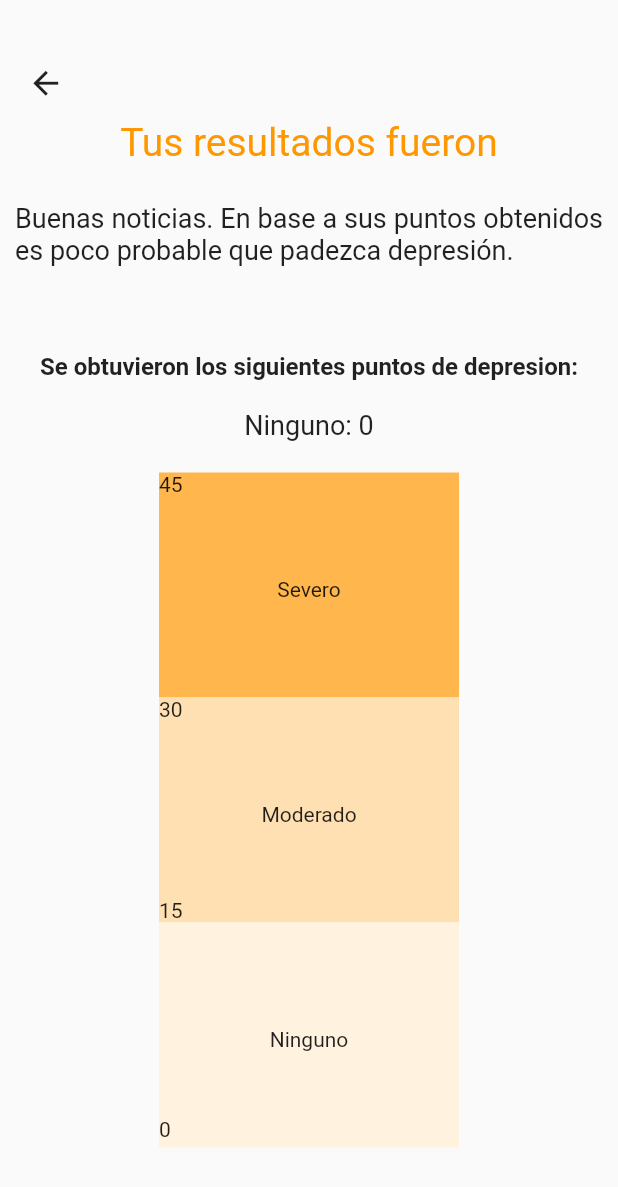
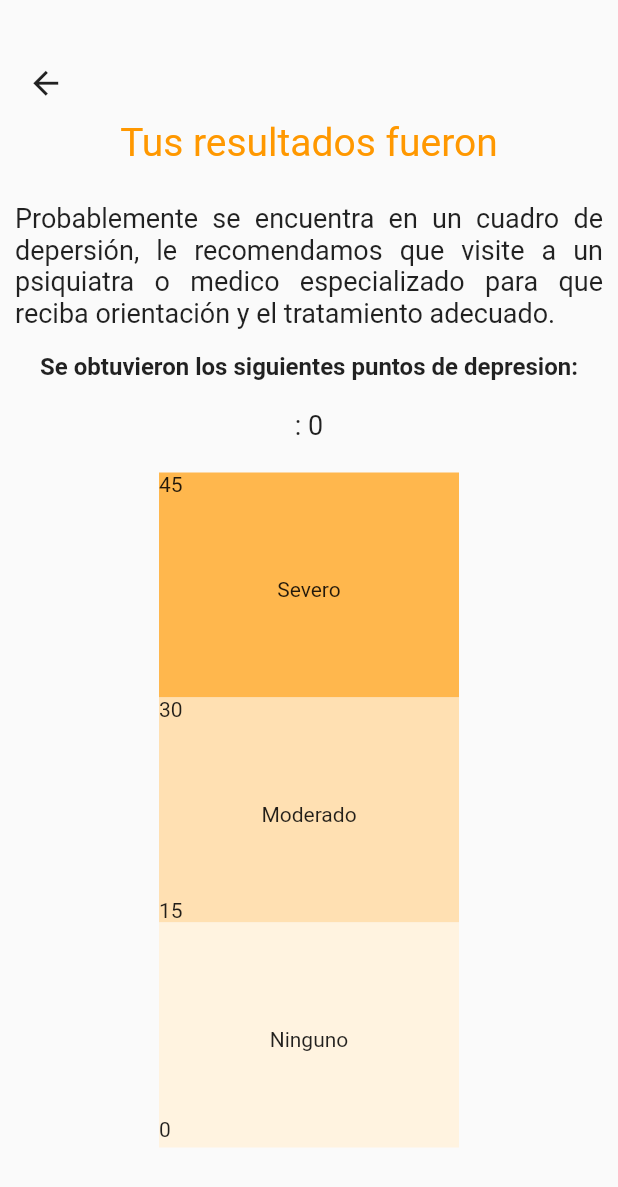
Before and after one commit to RammasEchor/cu-diagnostico-depresion, a Flutter app: the Resultados screen opened directly with empty values, on a phone screen of 412 x 824 dp. Shown: the top 1187 px of the screen. Run offline on Flutter 3.47's test engine with Material 2 defaults, Android fonts, the phone set to English and light mode, and no system bars; our stand-ins replace carousel_slider, cloud_firestore, firebase_core; accounts and stored records are empty.

Commit message:
Ahora se pueden visualizar las pruebas realizadas de un usuario usando un id de pruebas. Al momento de guardar una prueba, se realiza ahora en la clase iniciar_prueba_page.dart y se modifico el campo de la BD de 'tipo' a 'nivel'

```diff
--- a/lib/main.dart
+++ b/lib/main.dart
@@ -10,7 +10,6 @@ import 'package:diagnostico_depresion/pages/registro_page.dart';
 import 'package:diagnostico_depresion/pages/iniciar_sesion_page.dart';
 import 'package:diagnostico_depresion/pages/iniciar_prueba_page.dart';
 import 'package:diagnostico_depresion/pages/historial_pruebas_page.dart';
-
 
 void main() async {
   WidgetsFlutterBinding.ensureInitialized();
--- a/lib/pages/resultados_prueba_page.dart
+++ b/lib/pages/resultados_prueba_page.dart
@@ -1,20 +1,21 @@
 import 'package:flutter/cupertino.dart';
 import 'package:flutter/material.dart';
-import 'package:cloud_firestore/cloud_firestore.dart';
 
 class Resultados extends StatefulWidget{
   final int puntos;
-  Resultados(this.puntos);
+  final String nivel;
+
+  Resultados({
+    this.puntos,
+    this.nivel
+  });
 
   @override
   ResultadosState createState() => ResultadosState();
 
 }
 class ResultadosState extends State<Resultados>{
-  String _resultados;
-  String _tipo;
-
-  final databaseReference = FirebaseFirestore.instance;
+  String _mensaje;
 
   @override
   Widget build(BuildContext context){
@@ -57,7 +58,7 @@ class ResultadosState extends State<Resultados>{
             SizedBox(
               height: 90,
               child: Text(
-                _resultados,
+                _mensaje,
                 style: TextStyle(
                     fontSize: 18
                 ),
@@ -79,7 +80,7 @@ class ResultadosState extends State<Resultados>{
                     ),
                   ),
                   Text(
-                    _tipo + ': ' + widget.puntos.toString() + '\n',
+                    widget.nivel + ': ' + widget.puntos.toString() + '\n',
                     style: TextStyle(
                       fontSize: 18,
                     ),
@@ -152,29 +153,16 @@ class ResultadosState extends State<Resultados>{
   }
 
   @override void initState() {
-    if(widget.puntos <= 15){
-      _resultados = 'Buenas noticias. En base a sus puntos obtenidos es poco '
+    if(widget.nivel == 'Ninguno'){
+      _mensaje = 'Buenas noticias. En base a sus puntos obtenidos es poco '
           'probable que padezca depresión.';
-      _tipo = 'Ninguno';
-    }else if(widget.puntos > 15 && widget.puntos <= 30){
-      _resultados = 'Como puede ver en su puntaje, puede estar experimentando '
+    }else if(widget.nivel == 'Moderado'){
+      _mensaje = 'Como puede ver en su puntaje, puede estar experimentando '
           'depresión. La buena noticia es que la depresion es tratable y a menudo curable.';
-      _tipo = 'Moderado';
     }else{
-      _resultados = 'Probablemente se encuentra en un cuadro de depersión, le recomendamos que '
+      _mensaje = 'Probablemente se encuentra en un cuadro de depersión, le recomendamos que '
           'visite a un psiquiatra o medico especializado para que reciba orientación y el tratamiento adecuado.';
-      _tipo = 'Severo';
     }
-    _guardaPrueba();
     super.initState();
   }
-  void _guardaPrueba() async {
-    DocumentReference ref = await databaseReference.collection("pruebas")
-        .add({
-      'fecha': new DateTime.now(),
-      'id_usuario': 'zaY609IJfL5g8SlFSRjr',
-      'puntos': widget.puntos,
-      'tipo': _tipo,
-    });
-  }
 }
```
Also changed, not shown: lib/pages/historial_pruebas_page.dart (+84 -38 lines), lib/pages/iniciar_prueba_page.dart (+25 -1 lines).
